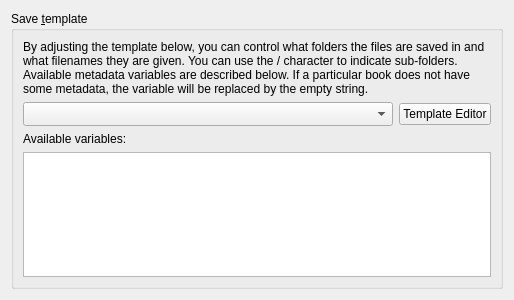
First picture: the form in src/calibre/gui2/preferences/save_template.ui, repository debian-calibre/calibre, before the edit.
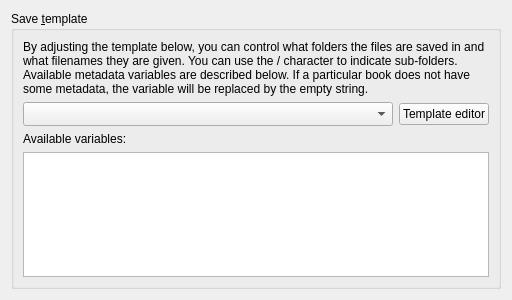
Second picture: the form after the edit. Custom widgets are drawn as their Qt base class.

The edit to the form file:
```diff
--- a/src/calibre/gui2/preferences/save_template.ui
+++ b/src/calibre/gui2/preferences/save_template.ui
@@ -59,7 +59,7 @@
       <item row="1" column="1">
        <widget class="QPushButton" name="open_editor">
         <property name="text">
-         <string>Template Editor</string>
+         <string>Template editor</string>
         </property>
        </widget>
       </item>
```
